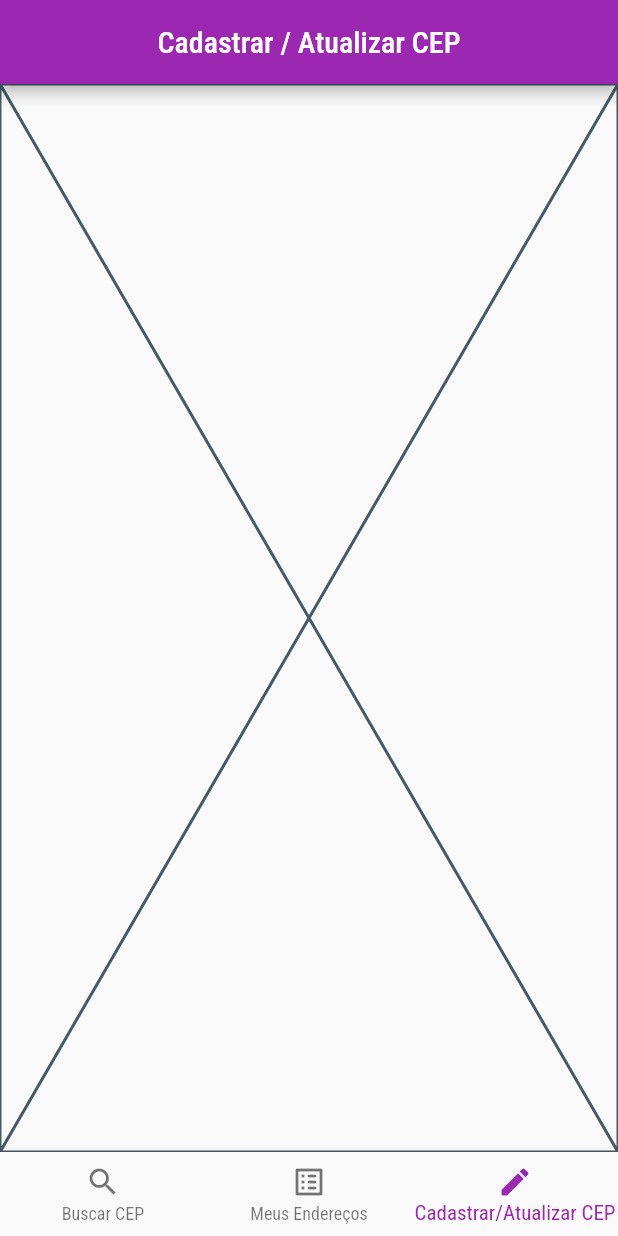
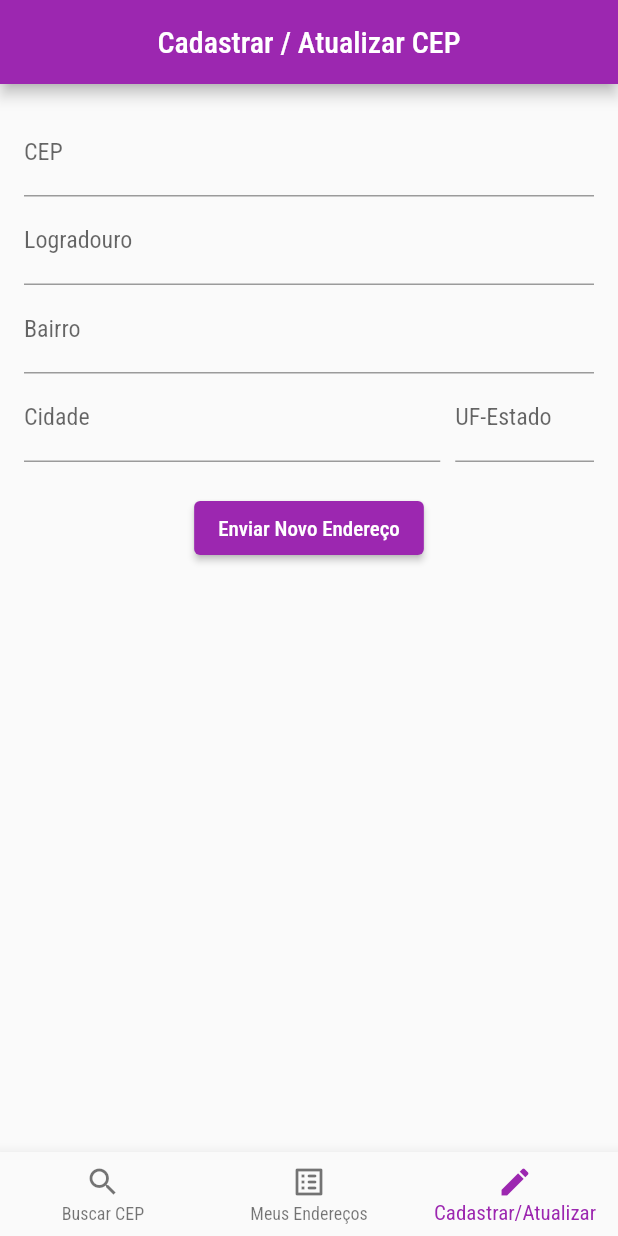
Before and after one commit to marconys/App_viaCep, a Flutter app: the screen it shows after launch, item 3 of the bottom bar chosen, on a phone screen of 412 x 824 dp. Run offline on Flutter 3.47's test engine with Material 2 defaults, Android fonts, the phone set to English and light mode, and no system bars; our stand-ins replace google_fonts.

Commit message:
feat: inserted form in the view create_update

```diff
--- a/lib/views/create_update_cep.dart
+++ b/lib/views/create_update_cep.dart
@@ -10,6 +10,58 @@ class CreateUpdateCepView extends StatefulWidget {
 class _CreateUpdateCepViewState extends State<CreateUpdateCepView> {
   @override
   Widget build(BuildContext context) {
-    return const Placeholder();
+    return Scaffold(
+      body: SingleChildScrollView(
+        child: Padding(
+          padding: const EdgeInsets.all(16),
+          child: Form(
+              child: Column(
+            children: [
+              TextFormField(
+                decoration: InputDecoration(
+                  labelText: 'CEP',
+                  hintText: 'Digite o CEP',
+                ),
+              ),
+              TextFormField(
+                decoration: InputDecoration(
+                  labelText: 'Logradouro',
+                  hintText: 'Nome da Rua',
+                ),
+              ),
+              TextFormField(
+                decoration: InputDecoration(
+                  labelText: 'Bairro',
+                  hintText: 'Nome do Bairro',
+                ),
+              ),
+              Row(
+                children: [
+                  Expanded(
+                    flex: 3,
+                    child: TextFormField(
+                    decoration: InputDecoration(
+                  labelText: 'Cidade',
+                  hintText: 'Nome da Cidade',
+                ),
+                  )),
+                  const SizedBox(width: 10),
+                  Expanded(
+                    flex: 1,
+                    child: TextFormField(
+                    decoration: InputDecoration(
+                  labelText: 'UF-Estado',
+                  hintText: 'Sigla do Estado',
+                ),
+                  ))
+                ],
+              ),
+              const SizedBox(height: 20,),
+              ElevatedButton(onPressed: () {}, child: const Text("Enviar Novo Endereço"))
+            ],
+          )),
+        ),
+      ),
+    );
   }
 }
--- a/lib/views/list_cep_view.dart
+++ b/lib/views/list_cep_view.dart
@@ -10,6 +10,10 @@ class ListCepView extends StatefulWidget {
 class _ListCepViewState extends State<ListCepView> {
   @override
   Widget build(BuildContext context) {
-    return const Placeholder();
+    return Scaffold(
+      body: Center(
+        child: Text("Meus Endereços"),
+      ),
+    );
   }
 }
--- a/lib/views/nav_tab_bar.dart
+++ b/lib/views/nav_tab_bar.dart
@@ -55,7 +55,7 @@ class _NavTabViewState extends State<NavTabView> {
             ),
             BottomNavigationBarItem(
               icon: Icon(Icons.create),
-              label: 'Cadastrar/Atualizar CEP',
+              label: 'Cadastrar/Atualizar',
             ),
           ]),
     );
--- a/pubspec.yaml
+++ b/pubspec.yaml
@@ -61,7 +61,8 @@ flutter:
   uses-material-design: true
 
   # To add assets to your application, add an assets section, like this:
-  # assets:
+  assets:
+      - .env
   #   - images/a_dot_burr.jpeg
   #   - images/a_dot_ham.jpeg
 
```
Also changed, not shown: 1 other file.
